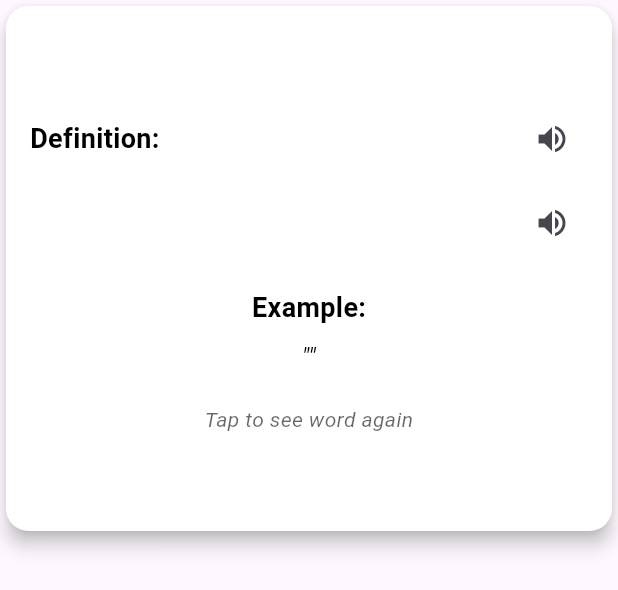
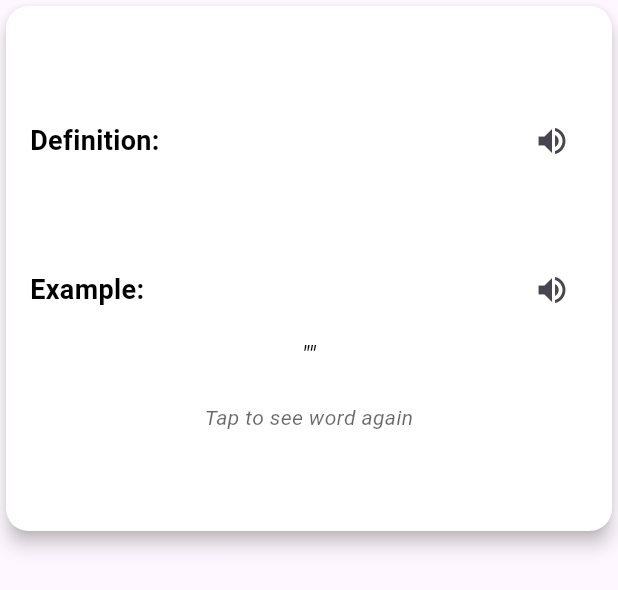
Before and after one commit to alfredLazaro/appFlut, a Flutter app: the EnglishFlashCard widget shown alone on an empty page, opened directly with empty values, on a phone screen of 412 x 824 dp. Shown: the top 590 px of the screen. Run offline on Flutter 3.47's test engine with Material 3 defaults, Android fonts, the phone set to English and light mode, and no system bars; our stand-ins replace flutter_dotenv, flutter_tts, permission_handler, speech_to_text, sqflite; missing offline and left inert: record; accounts and stored records are empty; statements that could not run were skipped.

Commit message:
ya funciona todo

```diff
--- a/lib/widgets/EnglishFlashCard.dart
+++ b/lib/widgets/EnglishFlashCard.dart
@@ -221,7 +221,7 @@ class _EnglishFlasCardState extends State<EnglishFlashCard> {
           const SizedBox(width: 10),
           IconButton(
             icon: const Icon(Icons.volume_up),
-            onPressed: () => Speak("aun no esta recibiendo audio"),
+            onPressed: () => Speak(_word.definicion ?? 'definition not found'),
           ),
         ]),
 
@@ -238,14 +238,15 @@ class _EnglishFlasCardState extends State<EnglishFlashCard> {
             ),
           ),
           const SizedBox(width: 10),
-          IconButton(
-            onPressed: () => Speak("sin texto aun"),
-            icon: const Icon(Icons.volume_up),
-          ),
         ]),
 
         const SizedBox(height: 20),
         //ejemplo
+        Row(
+          mainAxisAlignment: MainAxisAlignment.center,
+          children: [
+            Expanded(
+              child:
                 Text(
                   'Example:',
                   style: TextStyle(
@@ -253,6 +254,14 @@ class _EnglishFlasCardState extends State<EnglishFlashCard> {
                     fontWeight: FontWeight.bold,
                     color: widget.textColor,
                   ),
+                ),
+            ),
+            const SizedBox(width: 10),
+            IconButton(
+              onPressed: () => Speak(_word.sentence ?? 'example not found'),
+              icon: const Icon(Icons.volume_up),
+            ),
+          ]
         ),
         const SizedBox(height: 8),
         Text(
```
Also changed, not shown: lib/screens/pagina1.dart (+14 -7 lines). Lines whose indentation alone changed are shown as unchanged.
